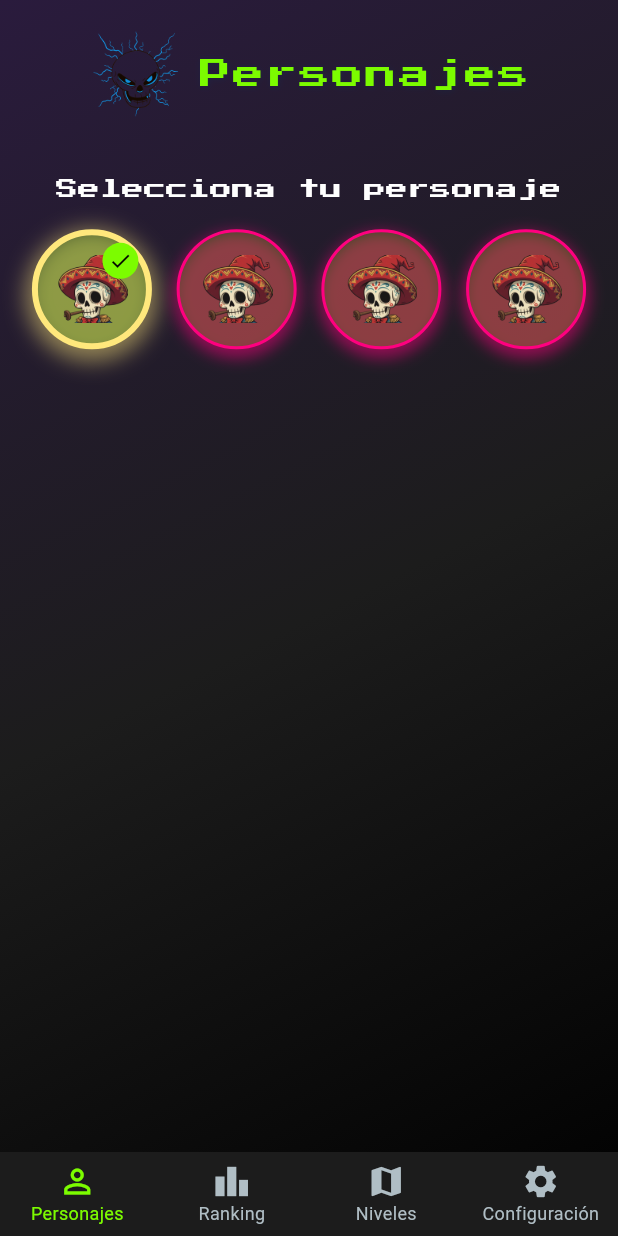
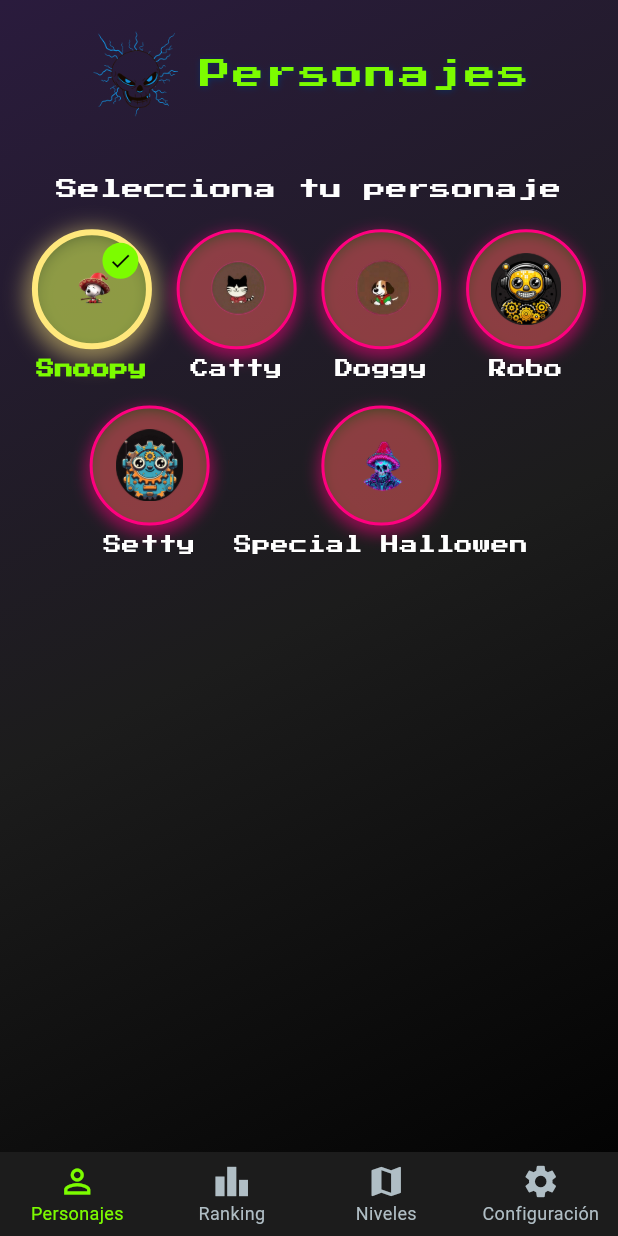
Before and after one commit to mranonymgit/Skull-Maze, a Flutter app: the CharacterCustomization screen opened by its route, on a phone screen of 412 x 824 dp. Run offline on Flutter 3.47's test engine with Material 3 defaults, Android fonts, the phone set to English and light mode, and no system bars; our stand-ins replace audioplayers, cloud_firestore, firebase_auth, firebase_core, firebase_storage, flutter_riverpod and 4 more; missing offline and left inert: flame; accounts and stored records are empty.

Commit message:
Exito: 60%

```diff
--- a/lib/screens/character_customization.dart
+++ b/lib/screens/character_customization.dart
@@ -5,6 +5,29 @@ import 'package:google_fonts/google_fonts.dart';
 import '../providers/app_providers.dart';
 import '../controllers/settings_controller.dart';
 import '../controllers/ranking_controller.dart';
+
+// ====== 1. Modelo simple de Personaje ======
+// (Úsalo para que sea fácil agregar/cambiar nombres e imágenes)
+class Character {
+  final int id;
+  final String name;
+  final String imagePath;
+
+  const Character({
+    required this.id,
+    required this.name,
+    required this.imagePath,
+  });
+}
+
+const List<Character> characters = [
+  Character(id: 1, name: 'Snoopy', imagePath: 'assets/images/Snoopy.png'),
+  Character(id: 2, name: 'Catty', imagePath: 'assets/images/Catty.png'),
+  Character(id: 3, name: 'Doggy', imagePath: 'assets/images/Doggy.png'),
+  Character(id: 4, name: 'Robo', imagePath: 'assets/images/Robo.png'),
+  Character(id: 5, name: 'Setty', imagePath: 'assets/images/Setty.png'),
+  Character(id: 6, name: 'Special Hallowen', imagePath: 'assets/images/Special Halloween.png'),
+];
 
 class CharacterCustomization extends ConsumerWidget {
   const CharacterCustomization({super.key});
@@ -16,15 +39,15 @@ class CharacterCustomization extends ConsumerWidget {
 
     return LayoutBuilder(
       builder: (context, constraints) {
-        final double width = constraints.maxWidth;
-        final double height = constraints.maxHeight;
+        final width = constraints.maxWidth;
+        final height = constraints.maxHeight;
 
-        // Padding y tamaños dinámicos
-        final double padding = width * 0.04;
-        final double logoHeight = (height * 0.08).clamp(50.0, 120.0);
-        final double characterSize = (width * 0.18).clamp(80.0, 150.0);
-        final double fontSizeTitle = (width * 0.05).clamp(18.0, 28.0);
-        final double fontSizeSubtitle = (width * 0.035).clamp(14.0, 20.0);
+        final padding = width * 0.04;
+        final logoHeight = (height * 0.08).clamp(50.0, 120.0);
+        final characterSize = (width * 0.18).clamp(80.0, 150.0);
+        final fontSizeTitle = (width * 0.05).clamp(18.0, 28.0);
+        final fontSizeSubtitle = (width * 0.035).clamp(14.0, 20.0);
+        final fontSizeName = (width * 0.025).clamp(12.0, 16.0);
 
         return Scaffold(
           extendBody: true,
@@ -46,7 +69,7 @@ class CharacterCustomization extends ConsumerWidget {
                 ),
                 child: Column(
                   children: [
-                    // Header con logo
+                    // === LOGO Y TÍTULO (sin cambios) ===
                     Padding(
                       padding: EdgeInsets.all(padding),
                       child: ConstrainedBox(
@@ -67,10 +90,10 @@ class CharacterCustomization extends ConsumerWidget {
                                   color: const Color(0xFF7CFC00),
                                   fontSize: fontSizeTitle,
                                   letterSpacing: 1.5,
-                                  shadows: [
+                                  shadows: const [
                                     Shadow(
-                                      color: const Color(0xFF0B2E62).withOpacity(0.3),
-                                      offset: const Offset(0.5, 0.5),
+                                      color: Color(0xFF0B2E62),
+                                      offset: Offset(0.5, 0.5),
                                       blurRadius: 5,
                                     ),
                                   ],
@@ -93,24 +116,22 @@ class CharacterCustomization extends ConsumerWidget {
                     ),
                     SizedBox(height: height * 0.02),
 
-                    // Grid de personajes
+                    // === GRID DE LOS 6 PERSONAJES (o más si agregas) ===
                     Padding(
                       padding: EdgeInsets.symmetric(horizontal: padding),
                       child: Wrap(
                         spacing: width * 0.04,
                         runSpacing: width * 0.04,
                         alignment: WrapAlignment.center,
-                        children: List.generate(
-                          4,
-                              (index) => _buildCharacterOption(
+                        children: characters.map((char) => _buildCharacterOption(
                           context,
                           ref,
-                            index + 1,
+                          char,
                           characterSize,
                           selectedCharacter,
                           audioService,
-                          ),
-                        ),
+                          fontSizeName,
+                        )).toList(),
                       ),
                     ),
                     SizedBox(height: MediaQuery.of(context).viewInsets.bottom + 20),
@@ -119,24 +140,14 @@ class CharacterCustomization extends ConsumerWidget {
               ),
             ),
           ),
+
+          // === BARRA INFERIOR (sin cambios) ===
           bottomNavigationBar: BottomNavigationBar(
             items: const [
-              BottomNavigationBarItem(
-                icon: Icon(Icons.person_outline),
-                label: 'Personajes',
-              ),
-              BottomNavigationBarItem(
-                icon: Icon(Icons.leaderboard),
-                label: 'Ranking',
-              ),
-              BottomNavigationBarItem(
-                icon: Icon(Icons.map),
-                label: 'Niveles',
-              ),
-              BottomNavigationBarItem(
-                icon: Icon(Icons.settings),
-                label: 'Configuración',
-              ),
+              BottomNavigationBarItem(icon: Icon(Icons.person_outline), label: 'Personajes'),
+              BottomNavigationBarItem(icon: Icon(Icons.leaderboard), label: 'Ranking'),
+              BottomNavigationBarItem(icon: Icon(Icons.map), label: 'Niveles'),
+              BottomNavigationBarItem(icon: Icon(Icons.settings), label: 'Configuración'),
             ],
             currentIndex: 0,
             selectedItemColor: const Color(0xFF7CFC00),
@@ -169,36 +180,40 @@ class CharacterCustomization extends ConsumerWidget {
     );
   }
 
+  // ====== Opción de personaje: Imagen + Nombre debajo ======
   Widget _buildCharacterOption(
       BuildContext context,
       WidgetRef ref,
-      int index,
-      double characterSize,
-      int selectedCharacter,
+      Character char,
+      double size,
+      int selectedId,
       dynamic audioService,
+      double fontSizeName,
       ) {
-    final isSelected = selectedCharacter == index;
+    final isSelected = selectedId == char.id;
 
     return GestureDetector(
       onTap: () async {
         await audioService.playSelectSound();
-
-        // Actualizar personaje seleccionado con el controller
-        await ref.read(settingsControllerProvider.notifier).selectCharacter(index);
+        await ref.read(settingsControllerProvider.notifier).selectCharacter(char.id);
 
         if (context.mounted) {
           ScaffoldMessenger.of(context).showSnackBar(
             SnackBar(
-              content: Text('Personaje $index seleccionado'),
+              content: Text('${char.name} ha sido seleccionado.'),
               backgroundColor: const Color(0xFF7CFC00),
               duration: const Duration(seconds: 1),
             ),
           );
         }
       },
-      child: Container(
-        width: characterSize,
-        height: characterSize,
+      child: Column(
+        mainAxisSize: MainAxisSize.min,
+        children: [
+          // Círculo con imagen y efectos
+          Container(
+            width: size,
+            height: size,
             decoration: BoxDecoration(
               shape: BoxShape.circle,
               color: const Color(0xFF7CFC00).withOpacity(0.2),
@@ -220,9 +235,9 @@ class CharacterCustomization extends ConsumerWidget {
               children: [
                 Center(
                   child: Image.asset(
-                'assets/images/skull_player.png',
-                width: characterSize * 0.6,
-                height: characterSize * 0.6,
+                    char.imagePath,
+                    width: size * 0.6,
+                    height: size * 0.6,
                     fit: BoxFit.contain,
                   ),
                 ),
@@ -246,6 +261,21 @@ class CharacterCustomization extends ConsumerWidget {
               ],
             ),
           ),
+          SizedBox(height: size * 0.05),
+          // Nombre debajo (se resalta si está seleccionado)
+          Text(
+            char.name,
+            textAlign: TextAlign.center,
+            style: GoogleFonts.pressStart2p(
+              textStyle: TextStyle(
+                color: isSelected ? const Color(0xFF7CFC00) : Colors.white,
+                fontSize: fontSizeName,
+                fontWeight: isSelected ? FontWeight.bold : FontWeight.normal,
+              ),
+            ),
+          ),
+        ],
+      ),
     );
   }
 }
--- a/lib/screens/settings.dart
+++ b/lib/screens/settings.dart
@@ -396,7 +396,7 @@ class _SettingsScreenState extends ConsumerState<SettingsScreen>
                                 _buildAnimatedToggle(
                                   context,
                                   ref,
-                                  'Controles por giroscopio',
+                                  'Controles por acelerómetro',
                                   Icons.screen_rotation,
                                   settingsState.gyroscopeEnabled,
                                       () async {
```
Also changed, not shown: assets/tiles/maze_map.json (deleted, +0 -18 lines), assets/tiles/maze_tileset.json (deleted, +0 -37 lines), lib/screens/forgot_password_screen.dart (+79 -148 lines), lib/services/auth_service.dart (+22 -7 lines), pubspec.yaml (+6 -4 lines), assets/images/Catty.png (added), assets/images/Doggy.png (added), assets/images/Robo.png (added), assets/images/Setty.png (added), assets/images/Snoopy.png (added), assets/images/Special Halloween.png (added), assets/tiles/maz_tiles.png (deleted), 1 other file. Lines whose indentation alone changed are shown as unchanged.
